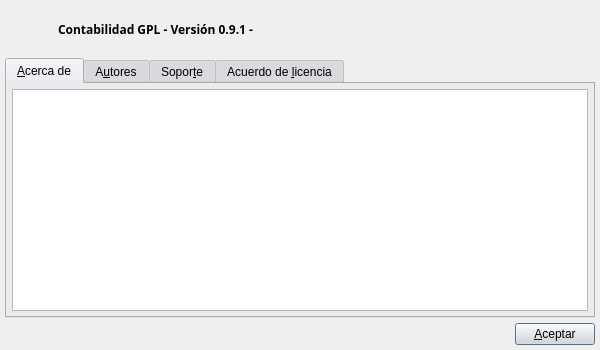
Before: the Qt Designer form bulmages/bulmacont/src/contabilidad/aboutbase.ui in eboladev/Bulmages-1, drawn with Qt 5.
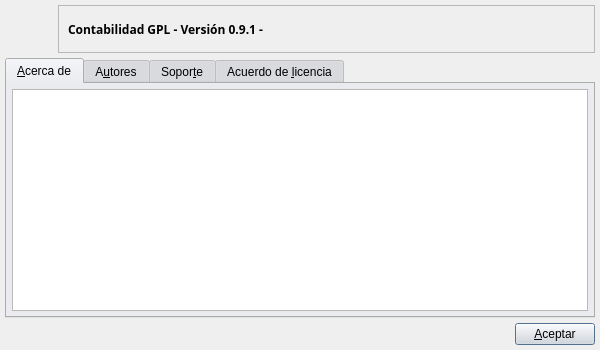
After: the same form once the commit is applied. Icons and pictures are not drawn.

Diff of the .ui file:
```diff
--- a/bulmages/bulmacont/src/contabilidad/aboutbase.ui
+++ b/bulmages/bulmacont/src/contabilidad/aboutbase.ui
@@ -504,17 +504,9 @@
   <property name="windowIcon" >
    <iconset/>
   </property>
-  <layout class="QHBoxLayout" >
-   <property name="margin" >
-    <number>5</number>
-   </property>
-   <property name="spacing" >
-    <number>5</number>
-   </property>
-   <item>
     <layout class="QVBoxLayout" >
      <property name="margin" >
-      <number>0</number>
+    <number>5</number>
      </property>
      <property name="spacing" >
       <number>5</number>
@@ -550,6 +542,21 @@
         </widget>
        </item>
        <item>
+      <widget class="QFrame" name="frame" >
+       <property name="frameShape" >
+        <enum>QFrame::StyledPanel</enum>
+       </property>
+       <property name="frameShadow" >
+        <enum>QFrame::Raised</enum>
+       </property>
+       <layout class="QGridLayout" >
+        <property name="margin" >
+         <number>9</number>
+        </property>
+        <property name="spacing" >
+         <number>6</number>
+        </property>
+        <item row="0" column="0" >
         <widget class="QLabel" name="mui_lbversion" >
          <property name="font" >
           <font>
@@ -567,18 +574,21 @@
          </property>
         </widget>
        </item>
-       <item>
+        <item row="0" column="1" >
         <spacer>
          <property name="orientation" >
           <enum>Qt::Horizontal</enum>
          </property>
          <property name="sizeHint" >
           <size>
-           <width>40</width>
+            <width>241</width>
            <height>20</height>
           </size>
          </property>
         </spacer>
+        </item>
+       </layout>
+      </widget>
        </item>
       </layout>
      </item>
@@ -720,8 +730,6 @@
           <string>&amp;Aceptar</string>
          </property>
         </widget>
-       </item>
-      </layout>
      </item>
     </layout>
    </item>
```
Lines whose indentation alone changed are shown as unchanged.
